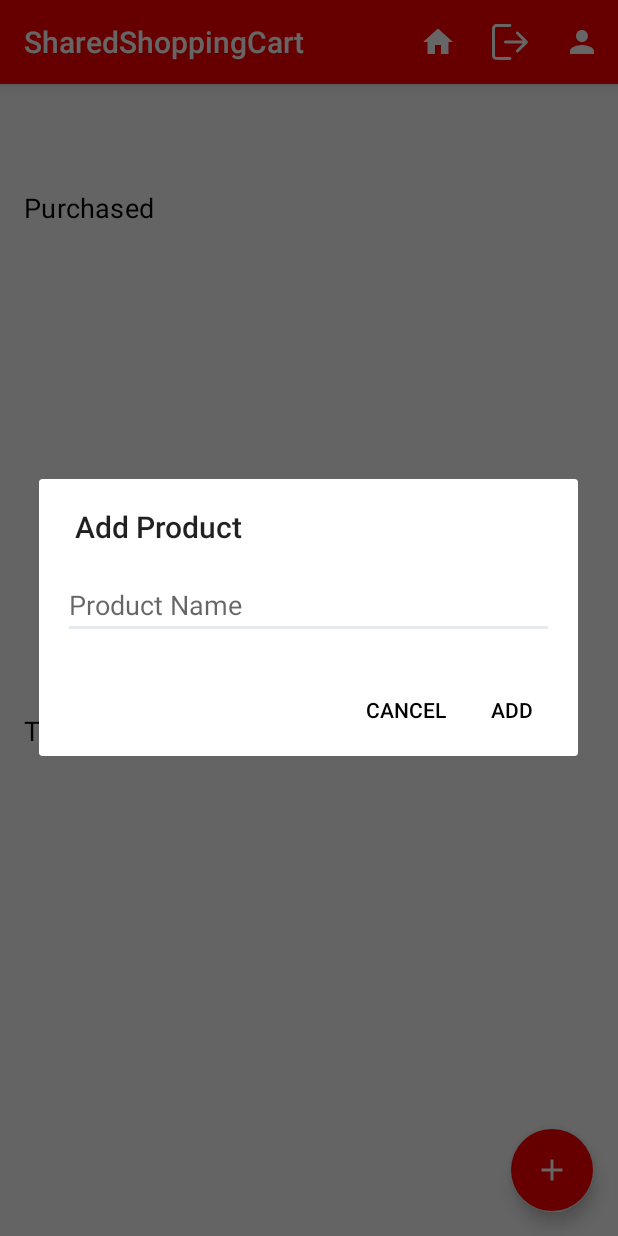
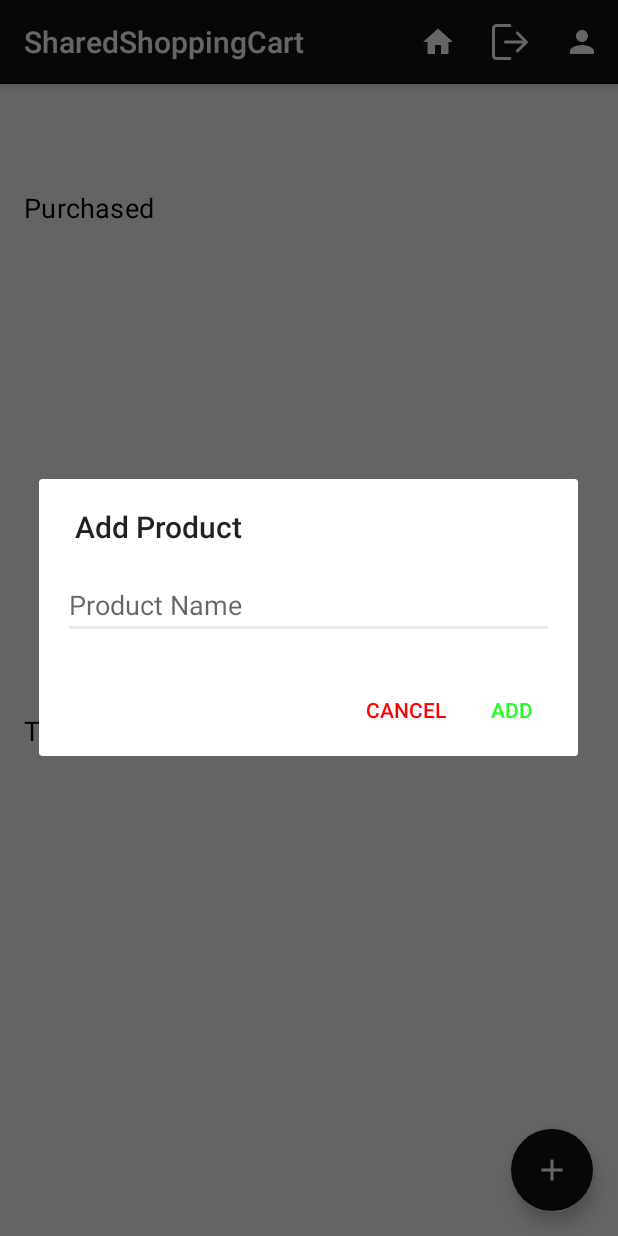
Before and after one commit to EderSampayo/CarritoCompraCompartido, an Android app: the ListDetailActivity screen opened directly, with no data from a screen before it, after a tap on "Add Product", on a phone screen of 412 x 824 dp. Run offline under Robolectric (Android 15) with nearby library versions, the phone set to English and light mode, and no system bars; our stand-ins replace Firebase (no records; nobody signed in at launch, a user with empty details on screens opened directly).

Commit message:
Update colors.xml

```diff
--- a/app/src/main/res/values/colors.xml
+++ b/app/src/main/res/values/colors.xml
@@ -12,8 +12,8 @@
     <color name="background">#E5EAF0</color>
     <color name="icon_color">#FFFFFF</color>
     <color name="text_color">#000000</color>
-    <color name="button_background">#FF0000</color>
+    <color name="button_background">#111111</color>
     <color name="button_text">#000000</color>
-    <color name="positive_button">#000000</color>
-    <color name="negative_button">#000000</color>
+    <color name="positive_button">#22FF22</color>
+    <color name="negative_button">#FF0000</color>
 </resources>
```
